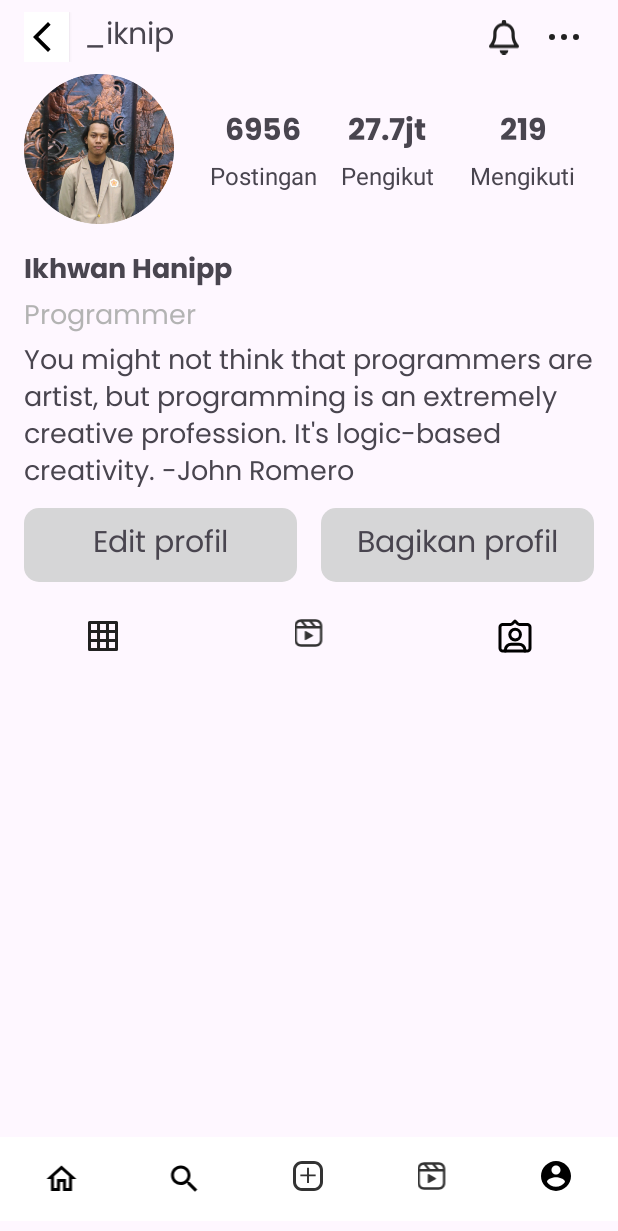
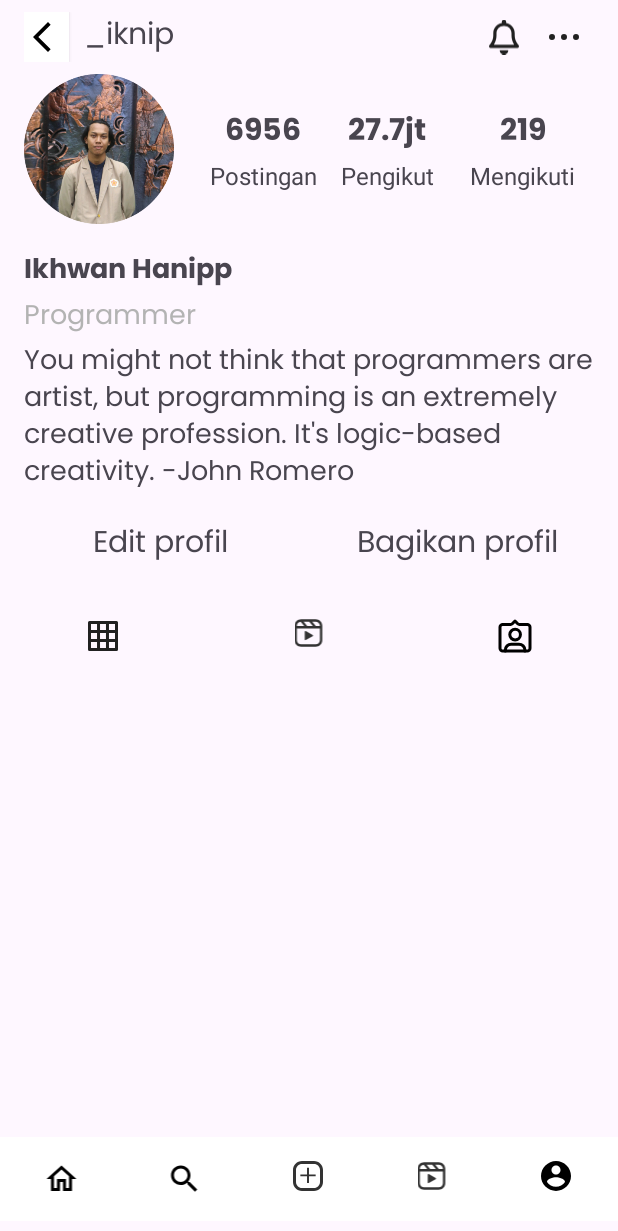
Before and after one commit to dzuura/UTS-PPPB, an Android app: the SecondActivity screen opened directly, with no data from a screen before it, on a phone screen of 412 x 824 dp. Shown: the top 1231 px of the screen. Run offline under Robolectric (Android 15) with nearby library versions, the phone set to English and light mode, and no system bars.

Commit message:
Initial commit

```diff
--- a/app/src/main/res/drawable/radius_corner.xml
+++ b/app/src/main/res/drawable/radius_corner.xml
@@ -1,7 +1,6 @@
 <?xml version="1.0" encoding="utf-8"?>
 <shape android:shape="rectangle" xmlns:android="http://schemas.android.com/apk/res/android">
     <corners android:radius="10dp"/>
-    <solid android:color="@color/input"/>
     <size android:height="48dp"/>
     <padding android:left="8dp" android:right="8dp"/>
     <padding android:top="8dp" android:bottom="8dp"/>
--- a/app/src/main/res/layout/activity_second.xml
+++ b/app/src/main/res/layout/activity_second.xml
@@ -2,7 +2,6 @@
 <RelativeLayout xmlns:android="http://schemas.android.com/apk/res/android"
     xmlns:app="http://schemas.android.com/apk/res-auto"
     xmlns:tools="http://schemas.android.com/tools"
-    android:id="@+id/main"
     android:layout_width="match_parent"
     android:layout_height="match_parent"
     tools:context=".SecondActivity"
```
